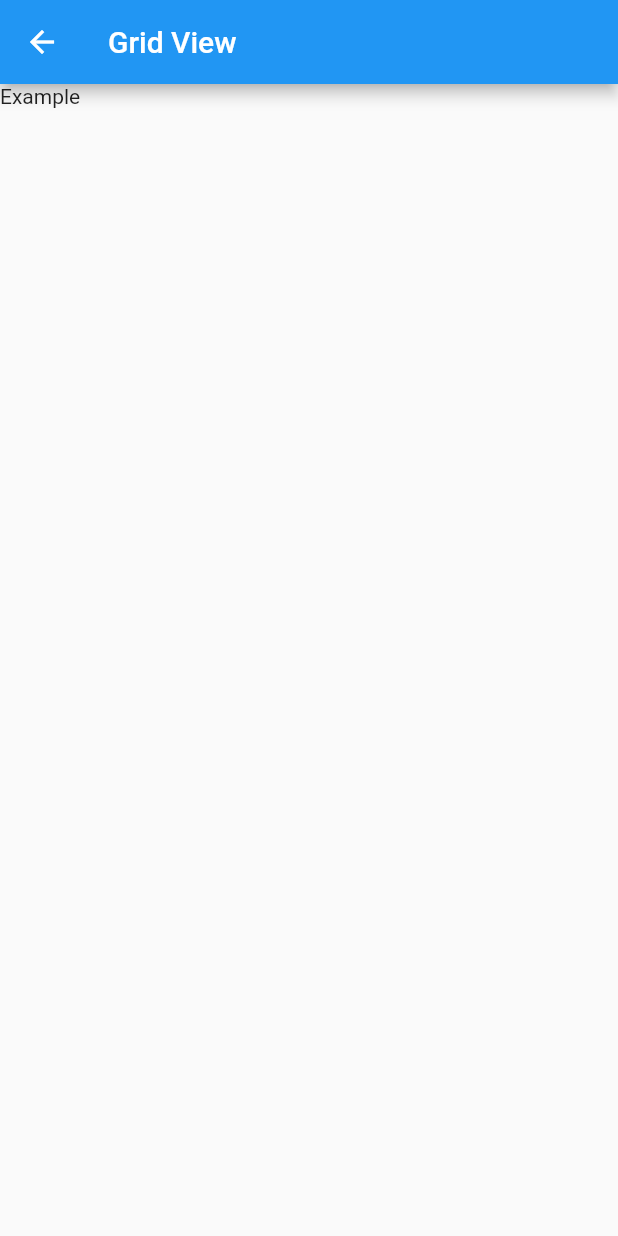
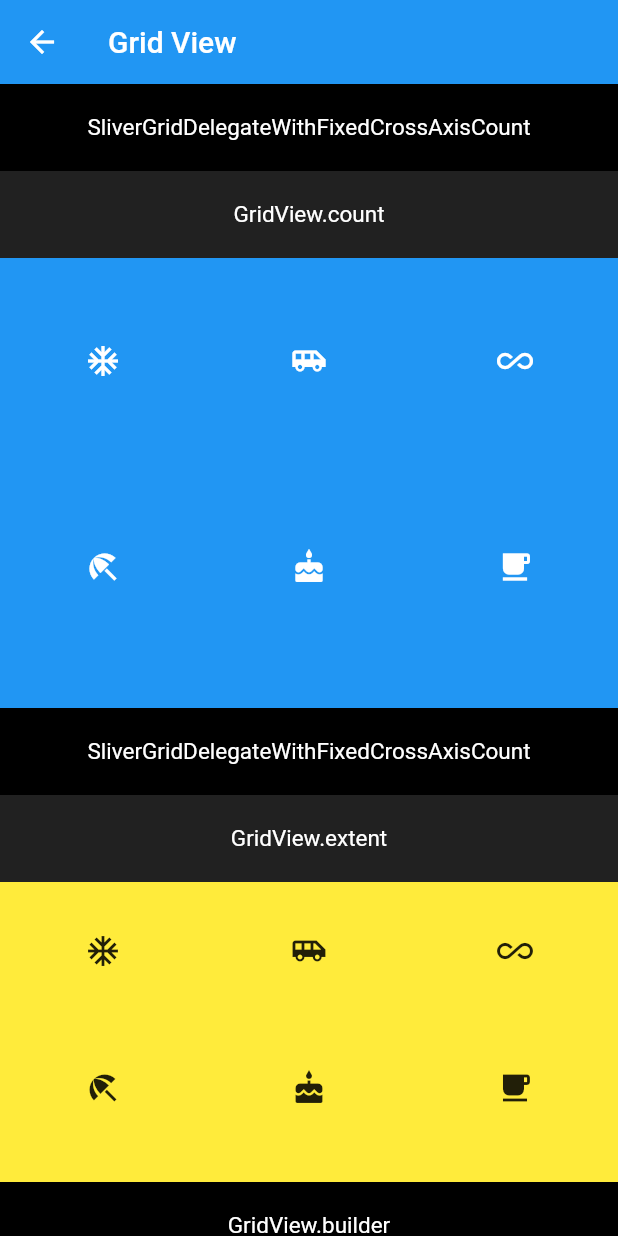
Before and after one commit to SummerFans/flutter-example, a Flutter app: the WidgetGridView screen opened directly, on a phone screen of 412 x 824 dp. Run offline on Flutter 3.47's test engine with Material 2 defaults, Android fonts, the phone set to English and light mode, and no system bars.

Commit message:
add scrollable gridview

```diff
--- a/lib/widget/gridview.dart
+++ b/lib/widget/gridview.dart
@@ -1,14 +1,106 @@
 import 'package:flutter/material.dart';
 
 class WidgetGridView extends StatelessWidget {
+
   @override
   Widget build(BuildContext context) {
-
     return Scaffold(
-      appBar: AppBar(
-        title: Text("Grid View")
-      ),
-      body: Text("Example")
-    );
+        appBar: AppBar(title: Text("Grid View")),
+        body: ListView(
+          children: <Widget>[
+            Container(
+              width: double.infinity,
+              padding: EdgeInsets.all(20.0),
+              color: Colors.black,
+              alignment: Alignment.center,
+              child: Text("SliverGridDelegateWithFixedCrossAxisCount",
+                  style: TextStyle(color: Colors.white, fontSize: 15.0)),
+            ),
+            Container(
+              width: double.infinity,
+              padding: EdgeInsets.all(20.0),
+              color: Colors.black87,
+              alignment: Alignment.center,
+              child: Text("GridView.count",
+                  style: TextStyle(color: Colors.white, fontSize: 15.0)),
+            ),
+            Container(
+              width: double.infinity,
+              height: 300.0,
+              color: Colors.blue,
+              child: GridView(
+                  gridDelegate: SliverGridDelegateWithFixedCrossAxisCount(
+                      crossAxisCount: 3, //纵轴三个子widget
+                      childAspectRatio: 1.0 //宽高比为1时，子widget
+                      ),
+                  children: <Widget>[
+                    Icon(
+                      Icons.ac_unit,
+                      color: Colors.white,
+                    ),
+                    Icon(Icons.airport_shuttle, color: Colors.white),
+                    Icon(Icons.all_inclusive, color: Colors.white),
+                    Icon(Icons.beach_access, color: Colors.white),
+                    Icon(Icons.cake, color: Colors.white),
+                    Icon(Icons.free_breakfast, color: Colors.white)
+                  ]),
+            ),
+            Container(
+              width: double.infinity,
+              padding: EdgeInsets.all(20.0),
+              color: Colors.black,
+              alignment: Alignment.center,
+              child: Text("SliverGridDelegateWithFixedCrossAxisCount",
+                  style: TextStyle(color: Colors.white, fontSize: 15.0)),
+            ),
+            Container(
+              width: double.infinity,
+              padding: EdgeInsets.all(20.0),
+              color: Colors.black87,
+              alignment: Alignment.center,
+              child: Text("GridView.extent",
+                  style: TextStyle(color: Colors.white, fontSize: 15.0)),
+            ),
+            Container(
+              width: double.infinity,
+              height: 200.0,
+              color: Colors.yellow,
+              child: GridView(
+                padding: EdgeInsets.zero,
+                gridDelegate: SliverGridDelegateWithMaxCrossAxisExtent(
+                    maxCrossAxisExtent: 200.0, childAspectRatio: 1.5 //宽高比为2
+                    ),
+                children: <Widget>[
+                  Icon(Icons.ac_unit),
+                  Icon(Icons.airport_shuttle),
+                  Icon(Icons.all_inclusive),
+                  Icon(Icons.beach_access),
+                  Icon(Icons.cake),
+                  Icon(Icons.free_breakfast),
+                ],
+              ),
+            ),
+            Container(
+              width: double.infinity,
+              padding: EdgeInsets.all(20.0),
+              color: Colors.black,
+              alignment: Alignment.center,
+              child: Text("GridView.builder",
+                  style: TextStyle(color: Colors.white, fontSize: 15.0)),
+            ),
+            // Container(
+            //   child: GridView.builder(
+            //     gridDelegate: SliverGridDelegateWithFixedCrossAxisCount(
+            //       crossAxisCount: 3,
+            //       childAspectRatio: 1.0,
+            //     ),
+            //     itemBuilder: (context, index) {
+            //       //如果显示到最后一个并且Icon总数小于200时继续获取数据
+            //       return null;
+            //     },
+            //   ),
+            // )
+          ],
+        ));
   }
 }
--- a/lib/widget/listview.dart
+++ b/lib/widget/listview.dart
@@ -125,15 +125,6 @@ class WidgetListView extends StatelessWidget {
                   },
                 ),
               ),
-
-              /**
-           * GridView
-           */
-              Container(
-                padding: EdgeInsets.fromLTRB(20.0, 20.0, 20.0, 0.0),
-                child:
-                    Text("ListView.builder", style: TextStyle(fontSize: 20.0)),
-              ),
             ],
           ),
         ));
```
